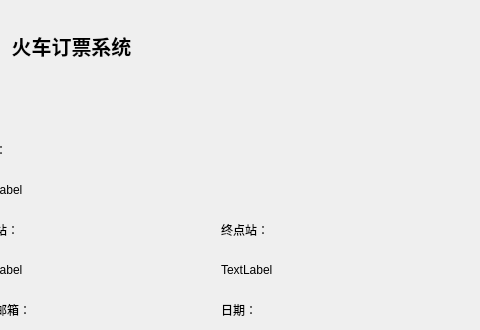
Qt form mainwindow.ui (Specialwu-cpu/train_book_system) before a commit; both pictures show x 319 to 799 and y 0 to 330 of the 799 by 546 pixel window.
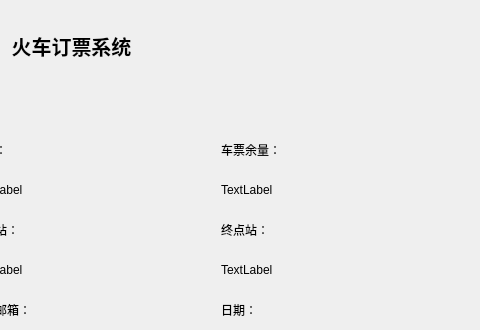
The same form after that commit. The open tabs and pages were chosen to show the change. Icons and pictures are not drawn. Custom widgets are drawn as their Qt base class.

Patch:
```diff
--- a/mainwindow.ui
+++ b/mainwindow.ui
@@ -519,6 +519,32 @@
        <string>返回</string>
       </property>
      </widget>
+     <widget class="QLabel" name="ticketNum1">
+      <property name="geometry">
+       <rect>
+        <x>300</x>
+        <y>30</y>
+        <width>80</width>
+        <height>20</height>
+       </rect>
+      </property>
+      <property name="text">
+       <string>车票余量：</string>
+      </property>
+     </widget>
+     <widget class="QLabel" name="ticketNum2">
+      <property name="geometry">
+       <rect>
+        <x>300</x>
+        <y>70</y>
+        <width>80</width>
+        <height>20</height>
+       </rect>
+      </property>
+      <property name="text">
+       <string>TextLabel</string>
+      </property>
+     </widget>
     </widget>
     <widget class="QWidget" name="refundPage">
      <widget class="QPushButton" name="refundButton">
```
Left out of the diff: 26 changed lines with no effect on the pictures.
